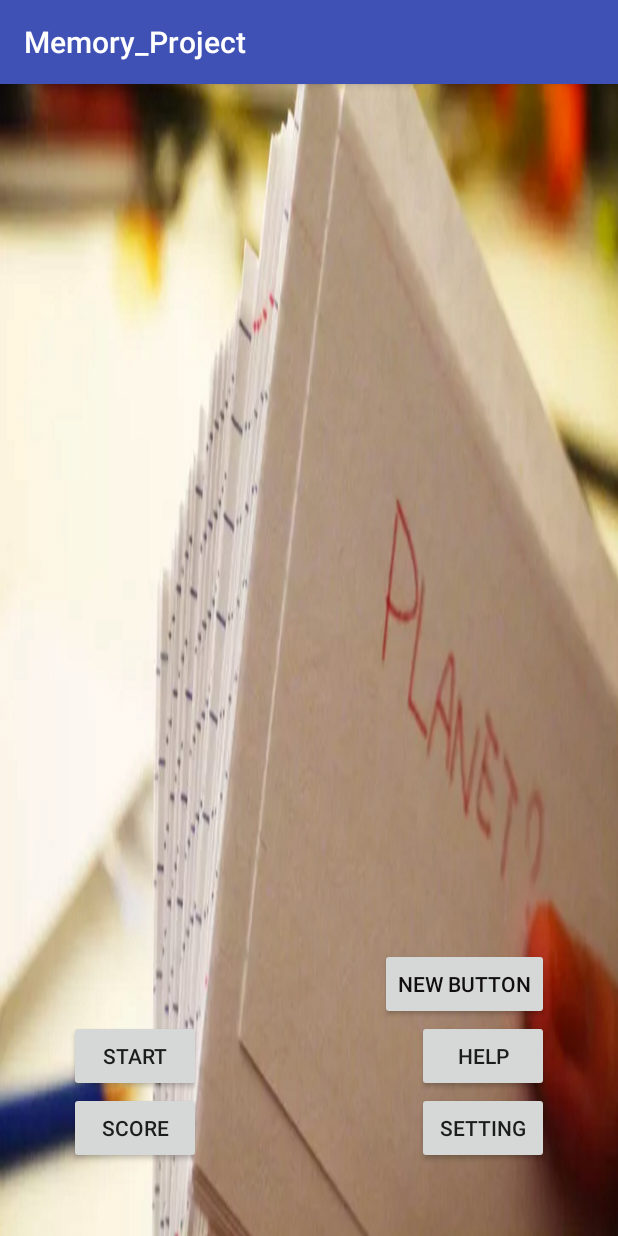
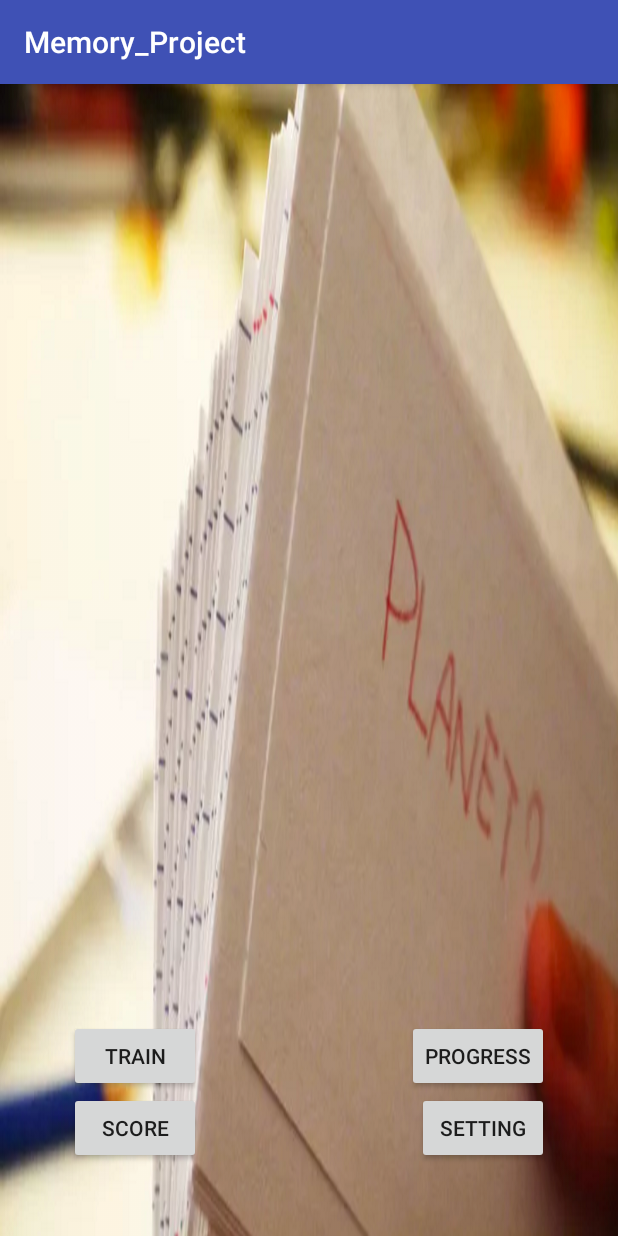
Before and after one commit to MemoryGroup/442repo, an Android app: the screen it shows after launch (MainActivity), on a phone screen of 412 x 824 dp. Run offline under Robolectric (Android 15) with nearby library versions, the phone set to English and light mode, and no system bars.

Commit message:
changing button text into TRAIN, PROGRESS

```diff
--- a/app/src/main/java/com/example/youngki/memory_project/showRandomNumber.java
+++ b/app/src/main/java/com/example/youngki/memory_project/showRandomNumber.java
@@ -1,8 +1,7 @@
 package com.example.youngki.memory_project;
 
-import android.content.Intent;
+import android.os.Bundle;
 import android.support.v7.app.AppCompatActivity;
-import android.os.Bundle;
 import android.view.View;
 import android.widget.Button;
 import android.widget.TextView;
@@ -10,7 +9,7 @@ import android.widget.TextView;
 import java.util.Arrays;
 import java.util.Random;
 
-//at first, EMPTY CLASS!!
+
 public class showRandomNumber extends AppCompatActivity {
     int[] arr = new int[30];
     int i=0, seed=0;
--- a/app/src/main/res/layout/activity_main.xml
+++ b/app/src/main/res/layout/activity_main.xml
@@ -14,7 +14,7 @@
     <Button
         android:layout_width="wrap_content"
         android:layout_height="wrap_content"
-        android:text="Start"
+        android:text="train"
         android:id="@+id/button"
         android:layout_marginBottom="80dp"
         android:layout_marginLeft="30dp"
@@ -26,7 +26,7 @@
     <Button
         android:layout_width="wrap_content"
         android:layout_height="wrap_content"
-        android:text="Help"
+        android:text="progress"
         android:id="@+id/button2"
         android:layout_alignTop="@+id/button"
         android:layout_alignParentRight="true"
@@ -53,13 +53,4 @@
         android:layout_alignRight="@+id/button2"
         android:layout_alignEnd="@+id/button2" />
 
-    <Button
-        android:layout_width="wrap_content"
-        android:layout_height="wrap_content"
-        android:text="New Button"
-        android:id="@+id/button6"
-        android:layout_above="@+id/button"
-        android:layout_alignRight="@+id/button2"
-        android:layout_alignEnd="@+id/button2"
-        android:textColor="#100e0e" />
 </RelativeLayout>
```
Also changed, not shown: 1 other file.
